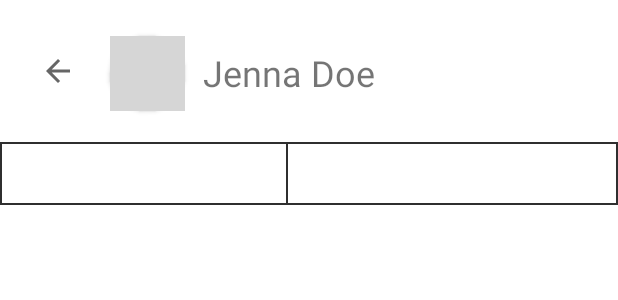
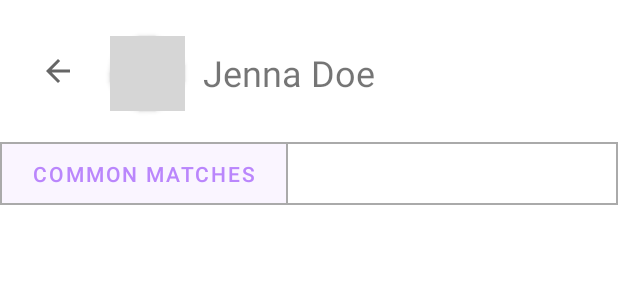
Before and after one commit to AaronCreor/FriendFlicks, an Android app: the layout fragment_friend.xml on its own in the app's theme, with its tools: preview values and no code run, on a phone screen of 412 x 824 dp. Shown: the top 300 px of the screen. Run offline under Robolectric (Android 15) with nearby library versions, the light colour scheme and no system bars; grey boxes are pictures that could not be loaded.

Commit message:
Fix toggle button in Friend Screen

```diff
--- a/src/app/build.gradle
+++ b/src/app/build.gradle
@@ -32,7 +32,7 @@ android {
 dependencies {
     implementation platform('com.google.firebase:firebase-bom:26.1.0')
     implementation 'androidx.appcompat:appcompat:1.1.0'
-    implementation 'com.google.android.material:material:1.1.0'
+    implementation 'com.google.android.material:material:1.3.0-alpha04'
     implementation 'androidx.constraintlayout:constraintlayout:1.1.3'
     implementation 'com.google.firebase:firebase-auth:19.2.0'
     implementation 'com.google.firebase:firebase-analytics'
--- a/src/app/src/main/java/com/nebulabs/friendflix/FriendFragment.java
+++ b/src/app/src/main/java/com/nebulabs/friendflix/FriendFragment.java
@@ -41,6 +41,10 @@ public class FriendFragment extends Fragment {
         TextView friendName = getView().findViewById(R.id.friendName);
         friendName.setText(name);
 
+//        R.id.toggleButton.addOnButtonCheckedListener { toggleButton, checkedId, isChecked ->
+//            // Respond to button selection
+//        }
+
         moviesList = new ArrayList<>();
 
         recyclerView = view.findViewById(R.id.recyclerViewFriend);
--- a/src/app/src/main/res/layout/fragment_friend.xml
+++ b/src/app/src/main/res/layout/fragment_friend.xml
@@ -64,9 +64,13 @@
         android:id="@+id/toggleButton"
         android:layout_width="match_parent"
         android:layout_height="wrap_content"
-        android:weightSum="1.0">
+        android:weightSum="1.0"
+        app:singleSelection="true"
+        app:checkedButton="@id/common_matches"
+        app:selectionRequired="true">
 
         <com.google.android.material.button.MaterialButton
+            app:strokeColor="@android:color/darker_gray"
             app:theme="@style/Theme.MaterialComponents"
             android:id="@+id/common_matches"
             style="?attr/materialButtonOutlinedStyle"
@@ -78,6 +82,7 @@
             app:cornerRadius="0dp" />
 
         <com.google.android.material.button.MaterialButton
+            app:strokeColor="@android:color/darker_gray"
             app:theme="@style/Theme.MaterialComponents"
             android:id="@+id/their_list"
             style="?attr/materialButtonOutlinedStyle"
```
